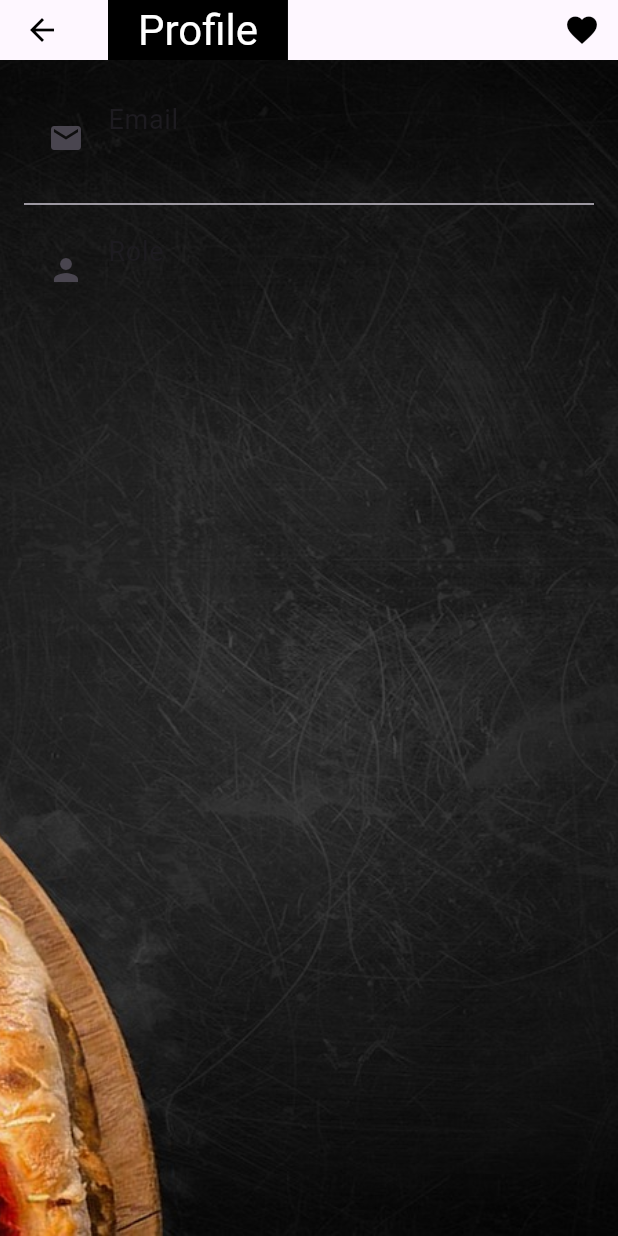
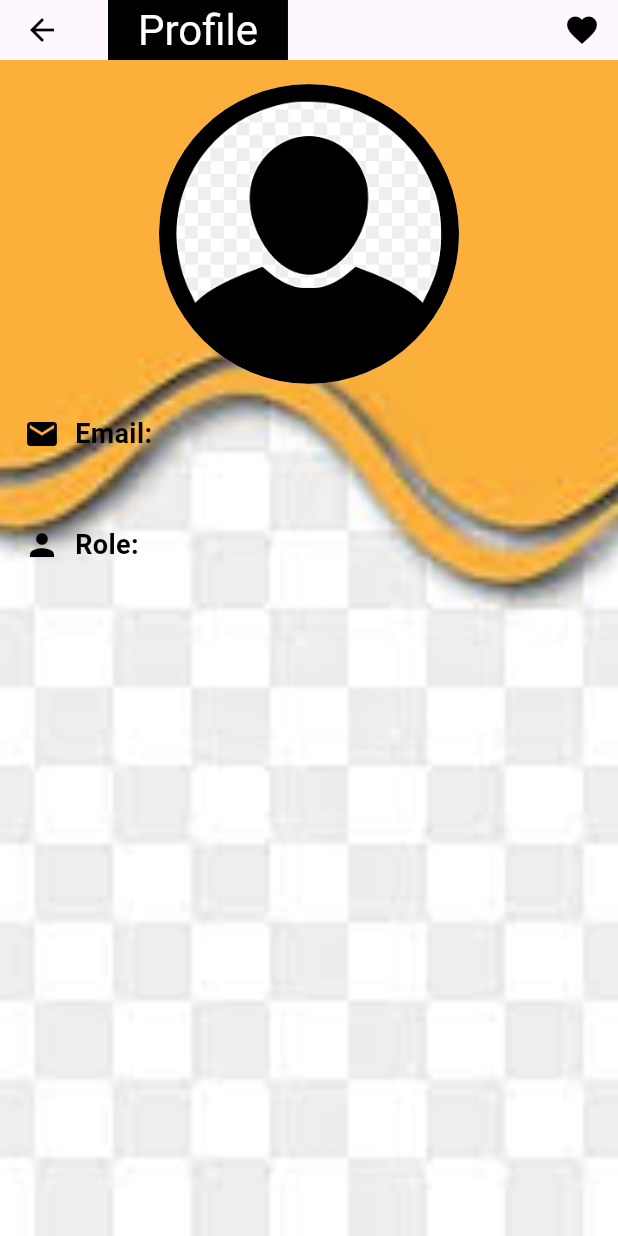
Before and after one commit to siwarbo/mh, a Flutter app: the ProfileUser screen opened by its route, on a phone screen of 412 x 824 dp. Run offline on Flutter 3.47's test engine with Material 3 defaults, Android fonts, the phone set to English and light mode, and no system bars; our stand-ins replace bloc, carousel_slider, cloud_firestore, equatable, firebase_auth, firebase_core and 4 more; accounts and stored records are empty.

Commit message:
first interface profile user

```diff
--- a/lib/screens/profileUser/profile_user_screen.dart
+++ b/lib/screens/profileUser/profile_user_screen.dart
@@ -50,50 +50,67 @@ class _ProfileUserState extends State<ProfileUser> {
     return Scaffold(
       appBar: CustomAppBar(title: 'Profile'),
       //bottomNavigationBar: BottomAppBar(),
-      body: Stack(children: [
-        Container(
-          width: MediaQuery.of(context).size.width,
-          height: MediaQuery.of(context).size.height,
-          decoration: const BoxDecoration(
+      body: Container(
+        decoration: BoxDecoration(
           image: DecorationImage(
             image: AssetImage(
-                  'assets/images/profile.jpg'), // Replace with your image path
+                'assets/images/images.jpeg'), // Replace with your image path
             fit: BoxFit.cover, // Adjust image fit as needed
           ),
         ),
-        ),
-        Padding(
+        child: Padding(
           padding: const EdgeInsets.all(16.0),
           child: Column(
-            crossAxisAlignment: CrossAxisAlignment.start,
+            crossAxisAlignment: CrossAxisAlignment.center,
             children: [
-              ListTile(
-                leading: Icon(Icons.email),
-                title: Text(
-                  'Email',
-                  style: TextStyle(fontSize: 18.0),
+              // User profile image widget
+              CircleAvatar(
+                radius: 100, // Adjust radius as needed
+                backgroundImage: AssetImage(
+                    'assets/images/iconp.png'), // Replace with your image path
               ),
-                subtitle: Text(
+              SizedBox(height: 20),
+              Row(
+                children: [
+                  Icon(Icons.email, color: Colors.black), // Email icon
+                  SizedBox(width: 10),
+                  Text(
+                    'Email:',
+                    style: TextStyle(
+                        fontSize: 18.0,
+                        fontWeight: FontWeight.bold,
+                        color: Colors.black),
+                  ),
+                ],
+              ),
+              SizedBox(height: 5),
+              Text(
                 _email,
-                  style: TextStyle(fontSize: 16.0),
+                style: TextStyle(fontSize: 16.0, color: Colors.black),
               ),
+              SizedBox(height: 20),
+              Row(
+                children: [
+                  Icon(Icons.person, color: Colors.black), // Role icon
+                  SizedBox(width: 10),
+                  Text(
+                    'Role:',
+                    style: TextStyle(
+                        fontSize: 18.0,
+                        fontWeight: FontWeight.bold,
+                        color: Colors.black),
                   ),
-              Divider(),
-              ListTile(
-                leading: Icon(Icons.person),
-                title: Text(
-                  'Role',
-                  style: TextStyle(fontSize: 18.0),
+                ],
               ),
-                subtitle: Text(
+              SizedBox(height: 5),
+              Text(
                 _role,
-                  style: TextStyle(fontSize: 16.0),
-                ),
+                style: TextStyle(fontSize: 16.0, color: Colors.black),
               ),
             ],
           ),
         ),
-      ]),
+      ),
     );
   }
 }
```
Also changed, not shown: assets/images/iconp.png (added), assets/images/images.jpeg (added). Lines whose indentation alone changed are shown as unchanged.
